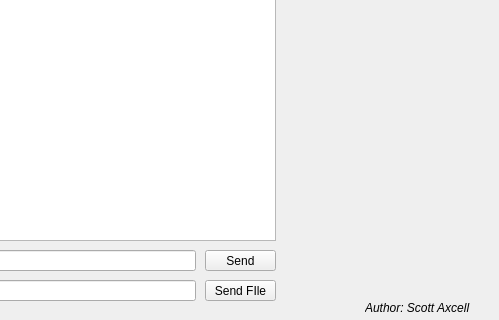
Old version of the form securechat.ui in the repository scottaxcell/SecureChat; both pictures show x 235 to 734 and y 140 to 460 of the 734 by 460 pixel window.
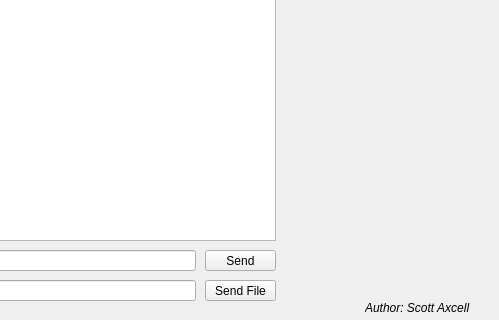
New version of the form. Icons and pictures are not drawn.

Commit message: rename pub and priv rsa exmaple file. fix send file button mispelling

```diff
--- a/securechat.ui
+++ b/securechat.ui
@@ -96,7 +96,7 @@
      </rect>
     </property>
     <property name="text">
-     <string>Send FIle</string>
+     <string>Send File</string>
     </property>
    </widget>
    <widget class="QLabel" name="label">
```
The commit also changes 5 other files.
